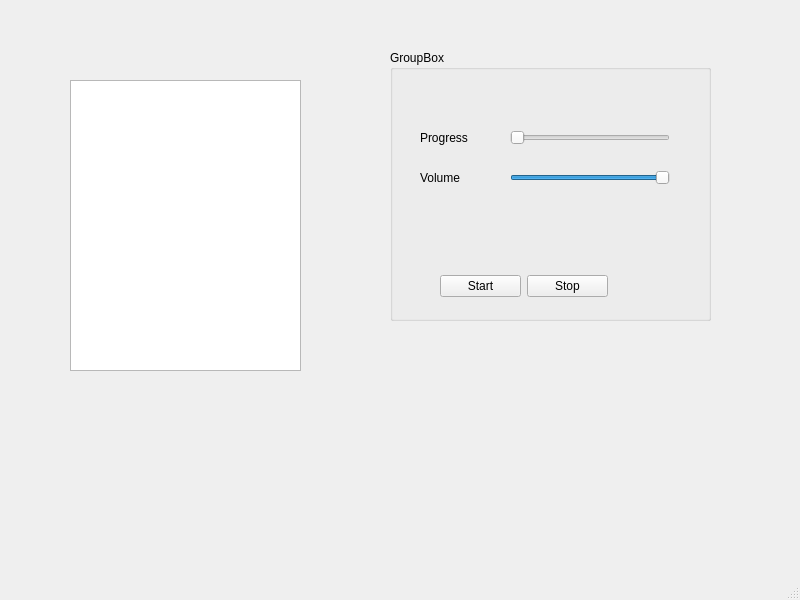
Qt form player_window.ui (hjnowakowski/music-player) before a commit.
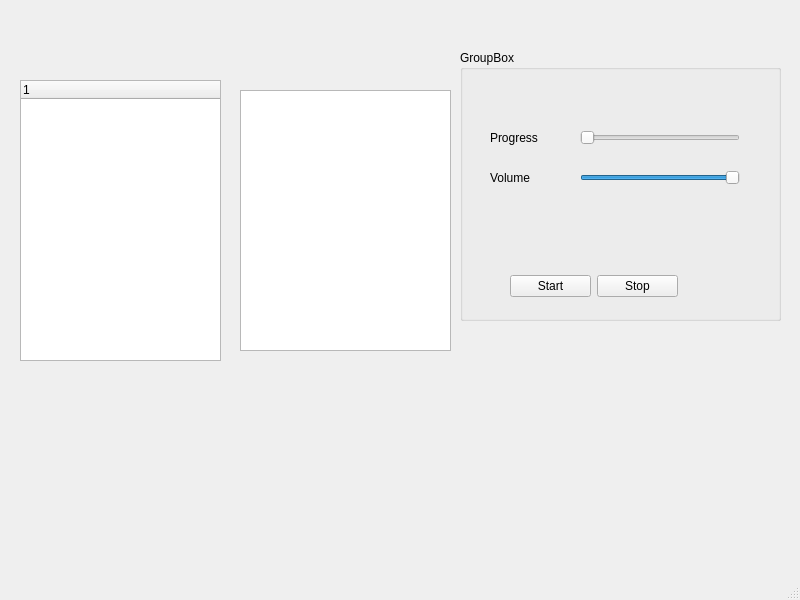
The same form after that commit.

What changed in the file:
```diff
--- a/player_window.ui
+++ b/player_window.ui
@@ -17,7 +17,7 @@
    <widget class="QGroupBox" name="groupBox">
     <property name="geometry">
      <rect>
-      <x>390</x>
+      <x>460</x>
       <y>50</y>
       <width>321</width>
       <height>271</height>
@@ -114,12 +114,27 @@
    <widget class="QListView" name="listView">
     <property name="geometry">
      <rect>
-      <x>70</x>
+      <x>240</x>
+      <y>90</y>
+      <width>211</width>
+      <height>261</height>
+     </rect>
+    </property>
+   </widget>
+   <widget class="QTreeWidget" name="treeWidget">
+    <property name="geometry">
+     <rect>
+      <x>20</x>
       <y>80</y>
-      <width>231</width>
-      <height>291</height>
+      <width>201</width>
+      <height>281</height>
      </rect>
     </property>
+    <column>
+     <property name="text">
+      <string notr="true">1</string>
+     </property>
+    </column>
    </widget>
   </widget>
   <widget class="QMenuBar" name="menubar">
```
